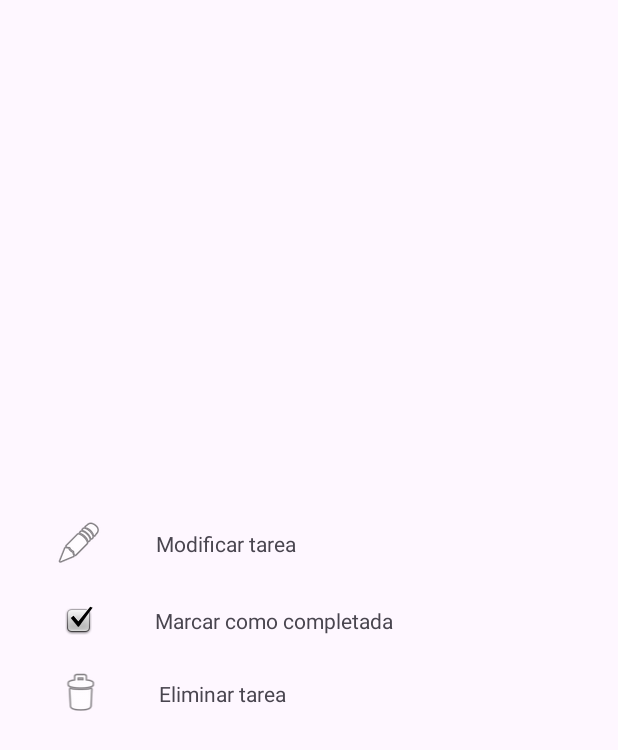
After one commit to Iriaft21/uso_dialogos, an Android app: the layout bottom_sheet_layout.xml on its own in the app's theme, with its tools: preview values and no code run, on a phone screen of 412 x 824 dp. The commit adds this screen. Shown: the top 750 px of the screen. Run offline under Robolectric (Android 15) with nearby library versions, the phone set to English and light mode, and no system bars.

Commit message:
Solo queda poner la funcionalidad de los elementos del BottomSheet

```diff
--- /dev/null
+++ b/app/src/main/res/layout/bottom_sheet_layout.xml
@@ -0,0 +1,94 @@
+<?xml version="1.0" encoding="utf-8"?>
+<androidx.constraintlayout.widget.ConstraintLayout xmlns:android="http://schemas.android.com/apk/res/android"
+    xmlns:app="http://schemas.android.com/apk/res-auto"
+    xmlns:tools="http://schemas.android.com/tools"
+    android:layout_width="match_parent"
+    android:layout_height="match_parent">
+
+    <LinearLayout
+        android:layout_width="409dp"
+        android:layout_height="wrap_content"
+        android:layout_marginStart="1dp"
+        android:layout_marginTop="1dp"
+        android:layout_marginEnd="1dp"
+        android:layout_marginBottom="1dp"
+        android:orientation="vertical"
+        app:layout_constraintBottom_toBottomOf="parent"
+        app:layout_constraintEnd_toEndOf="parent"
+        app:layout_constraintStart_toStartOf="parent"
+        app:layout_constraintTop_toTopOf="parent">
+
+        <LinearLayout
+            android:id="@+id/modificarTarea"
+            android:layout_width="match_parent"
+            android:layout_height="50dp"
+            android:orientation="horizontal">
+
+            <ImageView
+                android:id="@+id/img_modificar"
+                android:layout_width="wrap_content"
+                android:layout_height="wrap_content"
+                android:layout_gravity="center_vertical"
+                android:layout_weight="1"
+                app:srcCompat="@android:drawable/ic_menu_edit" />
+
+            <TextView
+                android:id="@+id/txt_modificar"
+                android:layout_width="wrap_content"
+                android:layout_height="match_parent"
+                android:layout_weight="3"
+                android:gravity="center_vertical"
+                android:text="Modificar tarea" />
+        </LinearLayout>
+
+        <LinearLayout
+            android:id="@+id/marcarCompletado"
+            android:layout_width="match_parent"
+            android:layout_height="50dp"
+            android:orientation="horizontal"
+            android:paddingTop="3dp"
+            android:paddingEnd="3dp">
+
+            <ImageView
+                android:id="@+id/img_completado"
+                android:layout_width="30dp"
+                android:layout_height="wrap_content"
+                android:layout_gravity="center_vertical"
+                android:layout_weight="1"
+                app:srcCompat="@android:drawable/checkbox_on_background" />
+
+            <TextView
+                android:id="@+id/txt_completado"
+                android:layout_width="wrap_content"
+                android:layout_height="wrap_content"
+                android:layout_gravity="center_vertical"
+                android:layout_weight="2"
+                android:text="Marcar como completada" />
+        </LinearLayout>
+
+        <LinearLayout
+            android:id="@+id/eliminarTarea"
+            android:layout_width="match_parent"
+            android:layout_height="50dp"
+            android:orientation="horizontal">
+
+            <ImageView
+                android:id="@+id/img_eliminar"
+                android:layout_width="wrap_content"
+                android:layout_height="wrap_content"
+                android:layout_gravity="center_vertical"
+                android:layout_weight="1"
+                app:srcCompat="@android:drawable/ic_menu_delete" />
+
+            <TextView
+                android:id="@+id/txt_eliminar"
+                android:layout_width="wrap_content"
+                android:layout_height="match_parent"
+                android:layout_weight="3"
+                android:gravity="center_vertical"
+                android:text="Eliminar tarea" />
+
+        </LinearLayout>
+
+    </LinearLayout>
+</androidx.constraintlayout.widget.ConstraintLayout>
--- a/app/src/main/res/layout/tarea.xml
+++ b/app/src/main/res/layout/tarea.xml
@@ -3,7 +3,7 @@
     xmlns:app="http://schemas.android.com/apk/res-auto"
     xmlns:tools="http://schemas.android.com/tools"
     android:layout_width="match_parent"
-    android:layout_height="match_parent">
+    android:layout_height="wrap_content">
 
     <TextView
         android:id="@+id/asigantura"
```
Also changed, not shown: app/src/main/java/com/example/uso_dialogos/BottomSheetFragment.java (added, +84 -0 lines), app/src/main/java/com/example/uso_dialogos/DialogoFragment.java (+31 -18 lines), app/src/main/java/com/example/uso_dialogos/MainActivity.java (+43 -3 lines), app/src/main/java/com/example/uso_dialogos/TareaAdapter.java (+25 -5 lines).
